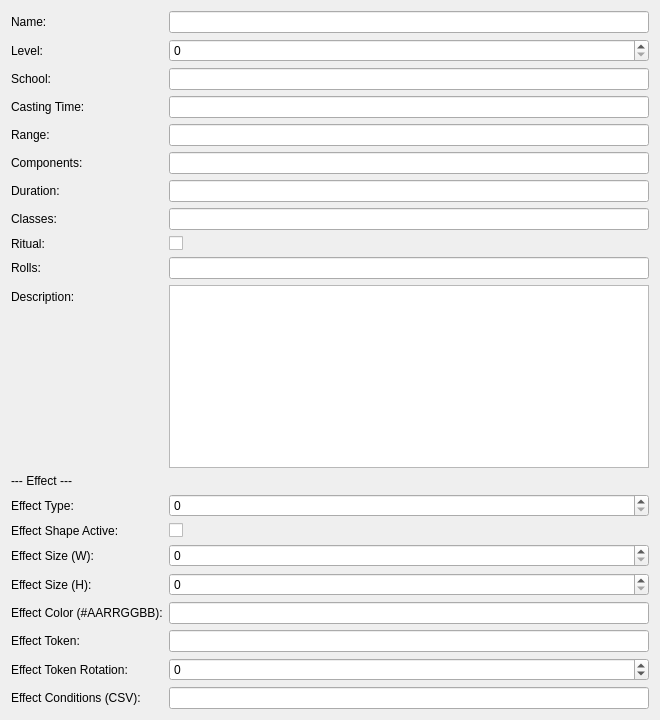
MMetze/DMHelper, file DMHelper/src/resources/ui/spellbook5e.ui: the form before one commit.
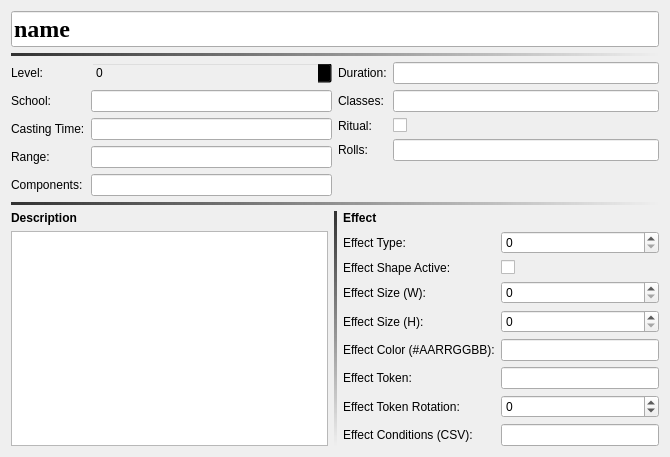
The form after the commit. Icons and pictures are not drawn.

Commit message: Updates to spellbook templates

```diff
--- a/DMHelper/src/resources/ui/spellbook5e.ui
+++ b/DMHelper/src/resources/ui/spellbook5e.ui
@@ -6,34 +6,72 @@
    <rect>
     <x>0</x>
     <y>0</y>
-    <width>660</width>
-    <height>720</height>
+    <width>670</width>
+    <height>446</height>
    </rect>
   </property>
-  <layout class="QFormLayout" name="formLayout">
-   <item row="0" column="0">
-    <widget class="QLabel" name="lblName">
+  <property name="styleSheet">
+   <string notr="true">background-image: url(:/img/data/parchment.jpg);</string>
+  </property>
+  <layout class="QVBoxLayout" name="verticalLayout_3">
+   <item>
+    <widget class="QLineEdit" name="name">
+     <property name="sizePolicy">
+      <sizepolicy hsizetype="MinimumExpanding" vsizetype="Fixed">
+       <horstretch>0</horstretch>
+       <verstretch>0</verstretch>
+      </sizepolicy>
+     </property>
+     <property name="font">
+      <font>
+       <family>Times New Roman</family>
+       <pointsize>18</pointsize>
+       <bold>true</bold>
+      </font>
+     </property>
      <property name="text">
-      <string>Name:</string>
+      <string>name</string>
      </property>
-    </widget>
-   </item>
-   <item row="0" column="1">
-    <widget class="QLineEdit" name="edtName">
      <property name="dmhValue" stdset="0">
       <string>name</string>
      </property>
     </widget>
    </item>
-   <item row="1" column="0">
+   <item>
+    <widget class="Line" name="line">
+     <property name="styleSheet">
+      <string notr="true">background-color: qlineargradient(spread:pad, x1:0, y1:0, x2:1, y2:0, stop:0 rgba(50, 50, 50, 255), stop:1 rgba(50, 50, 50, 0));</string>
+     </property>
+     <property name="frameShadow">
+      <enum>QFrame::Shadow::Plain</enum>
+     </property>
+     <property name="lineWidth">
+      <number>-1</number>
+     </property>
+     <property name="midLineWidth">
+      <number>0</number>
+     </property>
+     <property name="orientation">
+      <enum>Qt::Orientation::Horizontal</enum>
+     </property>
+    </widget>
+   </item>
+   <item>
+    <layout class="QHBoxLayout" name="horizontalLayout_2">
+     <item>
+      <layout class="QFormLayout" name="formLayout_3">
+       <item row="0" column="0">
     <widget class="QLabel" name="lblLevel">
      <property name="text">
       <string>Level:</string>
      </property>
     </widget>
    </item>
-   <item row="1" column="1">
+       <item row="0" column="1">
     <widget class="QSpinBox" name="spnLevel">
+         <property name="styleSheet">
+          <string notr="true">background-color: transparent;</string>
+         </property>
      <property name="minimum">
       <number>0</number>
      </property>
@@ -45,98 +83,102 @@
      </property>
     </widget>
    </item>
-   <item row="2" column="0">
+       <item row="1" column="0">
     <widget class="QLabel" name="lblSchool">
      <property name="text">
       <string>School:</string>
      </property>
     </widget>
    </item>
-   <item row="2" column="1">
+       <item row="1" column="1">
     <widget class="QLineEdit" name="edtSchool">
      <property name="dmhValue" stdset="0">
       <string>school</string>
      </property>
     </widget>
    </item>
-   <item row="3" column="0">
+       <item row="2" column="0">
     <widget class="QLabel" name="lblTime">
      <property name="text">
       <string>Casting Time:</string>
      </property>
     </widget>
    </item>
-   <item row="3" column="1">
+       <item row="2" column="1">
     <widget class="QLineEdit" name="edtTime">
      <property name="dmhValue" stdset="0">
       <string>time</string>
      </property>
     </widget>
    </item>
-   <item row="4" column="0">
+       <item row="3" column="0">
     <widget class="QLabel" name="lblRange">
      <property name="text">
       <string>Range:</string>
      </property>
     </widget>
    </item>
-   <item row="4" column="1">
+       <item row="3" column="1">
     <widget class="QLineEdit" name="edtRange">
      <property name="dmhValue" stdset="0">
       <string>range</string>
      </property>
     </widget>
    </item>
-   <item row="5" column="0">
+       <item row="4" column="0">
     <widget class="QLabel" name="lblComponents">
      <property name="text">
       <string>Components:</string>
      </property>
     </widget>
    </item>
-   <item row="5" column="1">
+       <item row="4" column="1">
     <widget class="QLineEdit" name="edtComponents">
      <property name="dmhValue" stdset="0">
       <string>components</string>
      </property>
     </widget>
    </item>
-   <item row="6" column="0">
+      </layout>
+     </item>
+     <item>
+      <layout class="QFormLayout" name="formLayout_2">
+       <item row="0" column="0">
     <widget class="QLabel" name="lblDuration">
      <property name="text">
       <string>Duration:</string>
      </property>
     </widget>
    </item>
-   <item row="6" column="1">
+       <item row="0" column="1">
     <widget class="QLineEdit" name="edtDuration">
      <property name="dmhValue" stdset="0">
       <string>duration</string>
      </property>
     </widget>
    </item>
-   <item row="7" column="0">
+       <item row="1" column="0">
     <widget class="QLabel" name="lblClasses">
      <property name="text">
       <string>Classes:</string>
      </property>
     </widget>
    </item>
-   <item row="7" column="1">
+       <item row="1" column="1">
     <widget class="QLineEdit" name="edtClasses">
      <property name="dmhValue" stdset="0">
       <string>classes</string>
      </property>
     </widget>
    </item>
-   <item row="8" column="0">
+       <item row="2" column="0">
     <widget class="QLabel" name="lblRitual">
      <property name="text">
       <string>Ritual:</string>
      </property>
     </widget>
    </item>
-   <item row="8" column="1">
+       <item row="2" column="1">
     <widget class="QCheckBox" name="chkRitual">
      <property name="text">
       <string/>
@@ -146,14 +188,14 @@
      </property>
     </widget>
    </item>
-   <item row="9" column="0">
+       <item row="3" column="0">
     <widget class="QLabel" name="lblRolls">
      <property name="text">
       <string>Rolls:</string>
      </property>
     </widget>
    </item>
-   <item row="9" column="1">
+       <item row="3" column="1">
     <widget class="QLineEdit" name="edtRolls">
      <property name="toolTip">
       <string>Comma-separated dice expressions, e.g. 8d6,2d10</string>
@@ -163,36 +205,98 @@
      </property>
     </widget>
    </item>
-   <item row="10" column="0">
+      </layout>
+     </item>
+    </layout>
+   </item>
+   <item>
+    <widget class="Line" name="line_2">
+     <property name="styleSheet">
+      <string notr="true">background-color: qlineargradient(spread:pad, x1:0, y1:0, x2:1, y2:0, stop:0 rgba(50, 50, 50, 255), stop:1 rgba(50, 50, 50, 0));</string>
+     </property>
+     <property name="frameShadow">
+      <enum>QFrame::Shadow::Plain</enum>
+     </property>
+     <property name="lineWidth">
+      <number>-1</number>
+     </property>
+     <property name="midLineWidth">
+      <number>0</number>
+     </property>
+     <property name="orientation">
+      <enum>Qt::Orientation::Horizontal</enum>
+     </property>
+    </widget>
+   </item>
+   <item>
+    <layout class="QHBoxLayout" name="horizontalLayout">
+     <item>
+      <layout class="QVBoxLayout" name="verticalLayout">
+       <item>
     <widget class="QLabel" name="lblDescription">
+         <property name="font">
+          <font>
+           <bold>true</bold>
+          </font>
+         </property>
      <property name="text">
-      <string>Description:</string>
+          <string>Description</string>
      </property>
     </widget>
    </item>
-   <item row="10" column="1">
+       <item>
     <widget class="QTextEdit" name="txtDescription">
      <property name="dmhValue" stdset="0">
       <string>description</string>
      </property>
     </widget>
    </item>
-   <item row="11" column="0" colspan="2">
+      </layout>
+     </item>
+     <item>
+      <widget class="Line" name="line_3">
+       <property name="styleSheet">
+        <string notr="true">background-color: qlineargradient(spread:pad, x1:0, y1:0, x2:0, y2:1, stop:0 rgba(50, 50, 50, 255), stop:1 rgba(50, 50, 50, 0));</string>
+       </property>
+       <property name="frameShadow">
+        <enum>QFrame::Shadow::Plain</enum>
+       </property>
+       <property name="lineWidth">
+        <number>-1</number>
+       </property>
+       <property name="orientation">
+        <enum>Qt::Orientation::Vertical</enum>
+       </property>
+      </widget>
+     </item>
+     <item>
+      <layout class="QVBoxLayout" name="verticalLayout_2">
+       <item>
+        <layout class="QFormLayout" name="formLayout">
+         <item row="0" column="0">
     <widget class="QLabel" name="lblEffectHeader">
+           <property name="font">
+            <font>
+             <bold>true</bold>
+            </font>
+           </property>
      <property name="text">
-      <string>--- Effect ---</string>
+            <string>Effect</string>
      </property>
     </widget>
    </item>
-   <item row="12" column="0">
+         <item row="1" column="0">
     <widget class="QLabel" name="lblEffectType">
      <property name="text">
       <string>Effect Type:</string>
      </property>
     </widget>
    </item>
-   <item row="12" column="1">
+         <item row="1" column="1">
     <widget class="QSpinBox" name="spnEffectType">
+           <property name="styleSheet">
+            <string notr="true">background-image: url(:/img/data/parchment.jpg);</string>
+           </property>
      <property name="minimum">
       <number>0</number>
      </property>
@@ -204,14 +308,14 @@
      </property>
     </widget>
    </item>
-   <item row="13" column="0">
+         <item row="2" column="0">
     <widget class="QLabel" name="lblEffectShape">
      <property name="text">
       <string>Effect Shape Active:</string>
      </property>
     </widget>
    </item>
-   <item row="13" column="1">
+         <item row="2" column="1">
     <widget class="QCheckBox" name="chkEffectShape">
      <property name="text">
       <string/>
@@ -221,14 +325,14 @@
      </property>
     </widget>
    </item>
-   <item row="14" column="0">
+         <item row="3" column="0">
     <widget class="QLabel" name="lblEffectSizeW">
      <property name="text">
       <string>Effect Size (W):</string>
      </property>
     </widget>
    </item>
-   <item row="14" column="1">
+         <item row="3" column="1">
     <widget class="QSpinBox" name="spnEffectSizeW">
      <property name="minimum">
       <number>0</number>
@@ -241,14 +345,14 @@
      </property>
     </widget>
    </item>
-   <item row="15" column="0">
+         <item row="4" column="0">
     <widget class="QLabel" name="lblEffectSizeH">
      <property name="text">
       <string>Effect Size (H):</string>
      </property>
     </widget>
    </item>
-   <item row="15" column="1">
+         <item row="4" column="1">
     <widget class="QSpinBox" name="spnEffectSizeH">
      <property name="minimum">
       <number>0</number>
@@ -261,42 +365,42 @@
      </property>
     </widget>
    </item>
-   <item row="16" column="0">
+         <item row="5" column="0">
     <widget class="QLabel" name="lblEffectColor">
      <property name="text">
       <string>Effect Color (#AARRGGBB):</string>
      </property>
     </widget>
    </item>
-   <item row="16" column="1">
+         <item row="5" column="1">
     <widget class="QLineEdit" name="edtEffectColor">
      <property name="dmhValue" stdset="0">
       <string>effect_color</string>
      </property>
     </widget>
    </item>
-   <item row="17" column="0">
+         <item row="6" column="0">
     <widget class="QLabel" name="lblEffectToken">
      <property name="text">
       <string>Effect Token:</string>
      </property>
     </widget>
    </item>
-   <item row="17" column="1">
+         <item row="6" column="1">
     <widget class="QLineEdit" name="edtEffectToken">
      <property name="dmhValue" stdset="0">
       <string>effect_token</string>
      </property>
     </widget>
    </item>
-   <item row="18" column="0">
+         <item row="7" column="0">
     <widget class="QLabel" name="lblEffectTokenRot">
      <property name="text">
       <string>Effect Token Rotation:</string>
      </property>
     </widget>
    </item>
-   <item row="18" column="1">
+         <item row="7" column="1">
     <widget class="QSpinBox" name="spnEffectTokenRot">
      <property name="minimum">
       <number>-360</number>
@@ -309,19 +413,38 @@
      </property>
     </widget>
    </item>
-   <item row="19" column="0">
+         <item row="8" column="0">
     <widget class="QLabel" name="lblEffectConditions">
      <property name="text">
       <string>Effect Conditions (CSV):</string>
      </property>
     </widget>
    </item>
-   <item row="19" column="1">
+         <item row="8" column="1">
     <widget class="QLineEdit" name="edtEffectConditions">
      <property name="dmhValue" stdset="0">
       <string>effect_conditions</string>
      </property>
     </widget>
+         </item>
+        </layout>
+       </item>
+       <item>
+        <spacer name="verticalSpacer">
+         <property name="orientation">
+          <enum>Qt::Orientation::Vertical</enum>
+         </property>
+         <property name="sizeHint" stdset="0">
+          <size>
+           <width>20</width>
+           <height>40</height>
+          </size>
+         </property>
+        </spacer>
+       </item>
+      </layout>
+     </item>
+    </layout>
    </item>
   </layout>
  </widget>
```
Left out of the diff: 3 changed lines with no effect on the pictures. Lines whose indentation alone changed are shown as unchanged. The commit also changes 2 other files.
